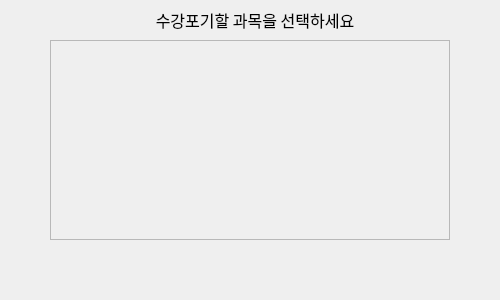
First picture: the form in src/client/sellpopup.ui, repository jinmel/PostechMarble, before the edit.
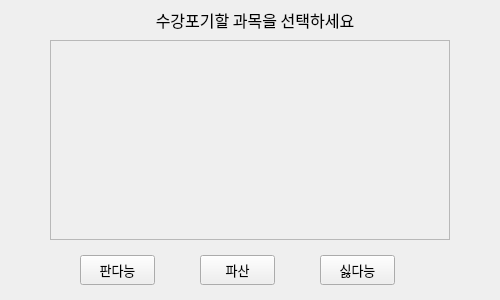
Second picture: the form after the edit.

```diff
--- a/src/client/sellpopup.ui
+++ b/src/client/sellpopup.ui
@@ -104,6 +104,60 @@
     <set>Qt::AlignCenter</set>
    </property>
   </widget>
+  <widget class="QPushButton" name="okButton">
+   <property name="geometry">
+    <rect>
+     <x>80</x>
+     <y>255</y>
+     <width>75</width>
+     <height>30</height>
+    </rect>
+   </property>
+   <property name="font">
+    <font>
+     <pointsize>10</pointsize>
+    </font>
+   </property>
+   <property name="text">
+    <string>판다능</string>
+   </property>
+  </widget>
+  <widget class="QPushButton" name="cancelButton">
+   <property name="geometry">
+    <rect>
+     <x>320</x>
+     <y>255</y>
+     <width>75</width>
+     <height>30</height>
+    </rect>
+   </property>
+   <property name="font">
+    <font>
+     <pointsize>10</pointsize>
+    </font>
+   </property>
+   <property name="text">
+    <string>싫다능</string>
+   </property>
+  </widget>
+  <widget class="QPushButton" name="pushButton">
+   <property name="geometry">
+    <rect>
+     <x>200</x>
+     <y>255</y>
+     <width>75</width>
+     <height>30</height>
+    </rect>
+   </property>
+   <property name="font">
+    <font>
+     <pointsize>10</pointsize>
+    </font>
+   </property>
+   <property name="text">
+    <string>파산</string>
+   </property>
+  </widget>
  </widget>
  <resources/>
  <connections/>
```
Left out of the diff: 21 changed lines with no effect on the pictures.
